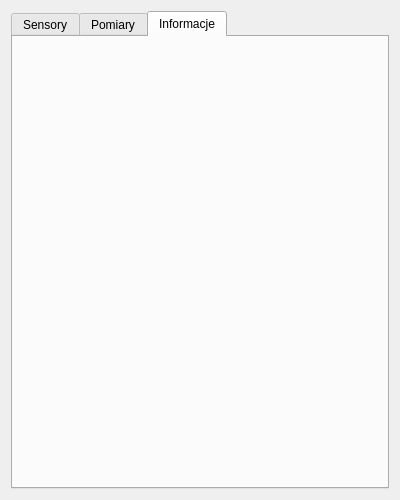
First picture: the form in interface/mainwindow.ui, repository Kuszki/AVR-Sensors, before the edit.
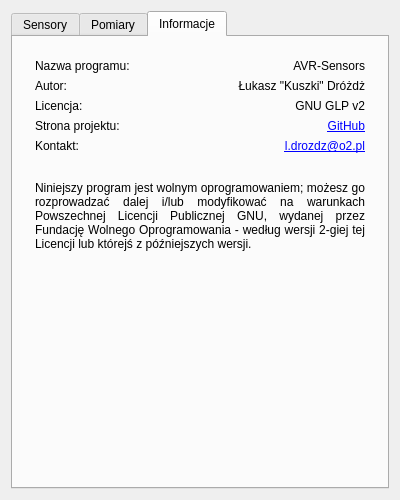
Second picture: the form after the edit. The open tabs and pages were chosen to show the change.

```diff
--- a/interface/mainwindow.ui
+++ b/interface/mainwindow.ui
@@ -22,6 +22,12 @@
     <height>800</height>
    </size>
   </property>
+  <property name="windowTitle">
+   <string>AVR-Sensors</string>
+  </property>
+  <property name="tabShape">
+   <enum>QTabWidget::Rounded</enum>
+  </property>
   <widget class="QWidget" name="centralWidget">
    <layout class="QGridLayout" name="gridLayout">
     <item row="0" column="0">
@@ -212,6 +218,151 @@
        <attribute name="title">
         <string>Informacje</string>
        </attribute>
+       <layout class="QGridLayout" name="gridLayout_4">
+        <item row="0" column="0">
+         <widget class="QWidget" name="widget" native="true">
+          <property name="sizePolicy">
+           <sizepolicy hsizetype="Preferred" vsizetype="Fixed">
+            <horstretch>0</horstretch>
+            <verstretch>0</verstretch>
+           </sizepolicy>
+          </property>
+          <layout class="QFormLayout" name="formLayout_4">
+           <item row="0" column="0">
+            <widget class="QLabel" name="labelProgram">
+             <property name="text">
+              <string>Nazwa programu:</string>
+             </property>
+            </widget>
+           </item>
+           <item row="0" column="1">
+            <widget class="QLabel" name="labelName">
+             <property name="text">
+              <string>AVR-Sensors</string>
+             </property>
+             <property name="alignment">
+              <set>Qt::AlignRight|Qt::AlignTrailing|Qt::AlignVCenter</set>
+             </property>
+             <property name="textInteractionFlags">
+              <set>Qt::LinksAccessibleByMouse|Qt::TextSelectableByMouse</set>
+             </property>
+            </widget>
+           </item>
+           <item row="1" column="0">
+            <widget class="QLabel" name="labelAuthor">
+             <property name="text">
+              <string>Autor:</string>
+             </property>
+            </widget>
+           </item>
+           <item row="1" column="1">
+            <widget class="QLabel" name="labelAuthorName">
+             <property name="text">
+              <string>Łukasz &quot;Kuszki&quot; Dróżdż</string>
+             </property>
+             <property name="alignment">
+              <set>Qt::AlignRight|Qt::AlignTrailing|Qt::AlignVCenter</set>
+             </property>
+             <property name="textInteractionFlags">
+              <set>Qt::LinksAccessibleByMouse|Qt::TextSelectableByMouse</set>
+             </property>
+            </widget>
+           </item>
+           <item row="2" column="0">
+            <widget class="QLabel" name="labelLicense">
+             <property name="text">
+              <string>Licencja:</string>
+             </property>
+            </widget>
+           </item>
+           <item row="2" column="1">
+            <widget class="QLabel" name="labelLicenseType">
+             <property name="text">
+              <string>GNU GLP v2</string>
+             </property>
+             <property name="alignment">
+              <set>Qt::AlignRight|Qt::AlignTrailing|Qt::AlignVCenter</set>
+             </property>
+             <property name="textInteractionFlags">
+              <set>Qt::LinksAccessibleByMouse|Qt::TextSelectableByMouse</set>
+             </property>
+            </widget>
+           </item>
+           <item row="3" column="0">
+            <widget class="QLabel" name="labelSlite">
+             <property name="text">
+              <string>Strona projektu:</string>
+             </property>
+            </widget>
+           </item>
+           <item row="4" column="0">
+            <widget class="QLabel" name="labelContact">
+             <property name="text">
+              <string>Kontakt:</string>
+             </property>
+            </widget>
+           </item>
+           <item row="4" column="1">
+            <widget class="QLabel" name="labelMail">
+             <property name="text">
+              <string>&lt;a href=&quot;mailto:l.drozdz@o2.pl&quot;&gt;l.drozdz@o2.pl&lt;/a&gt;</string>
+             </property>
+             <property name="alignment">
+              <set>Qt::AlignRight|Qt::AlignTrailing|Qt::AlignVCenter</set>
+             </property>
+             <property name="openExternalLinks">
+              <bool>true</bool>
+             </property>
+             <property name="textInteractionFlags">
+              <set>Qt::LinksAccessibleByMouse|Qt::TextSelectableByMouse</set>
+             </property>
+            </widget>
+           </item>
+           <item row="3" column="1">
+            <widget class="QLabel" name="labelGithub">
+             <property name="text">
+              <string>&lt;a href=&quot;https://github.com/Kuszki/AVR-Sensors&quot;&gt;GitHub&lt;/a&gt;</string>
+             </property>
+             <property name="textFormat">
+              <enum>Qt::AutoText</enum>
+             </property>
+             <property name="alignment">
+              <set>Qt::AlignRight|Qt::AlignTrailing|Qt::AlignVCenter</set>
+             </property>
+             <property name="openExternalLinks">
+              <bool>true</bool>
+             </property>
+             <property name="textInteractionFlags">
+              <set>Qt::LinksAccessibleByMouse|Qt::TextSelectableByMouse</set>
+             </property>
+            </widget>
+           </item>
+          </layout>
+         </widget>
+        </item>
+        <item row="1" column="0">
+         <widget class="QWidget" name="layoutLicense" native="true">
+          <layout class="QGridLayout" name="gridLayout_5">
+           <item row="0" column="0">
+            <widget class="QLabel" name="labelLicenseText">
+             <property name="text">
+              <string>Niniejszy program jest wolnym oprogramowaniem; możesz go rozprowadzać dalej i/lub modyfikować na warunkach Powszechnej Licencji Publicznej GNU, wydanej przez Fundację Wolnego Oprogramowania - według wersji 2-giej tej Licencji lub którejś z późniejszych wersji.</string>
+             </property>
+             <property name="scaledContents">
+              <bool>true</bool>
+             </property>
+             <property name="alignment">
+              <set>Qt::AlignJustify|Qt::AlignTop</set>
+             </property>
+             <property name="wordWrap">
+              <bool>true</bool>
+             </property>
+            </widget>
+           </item>
+          </layout>
+         </widget>
+        </item>
+       </layout>
       </widget>
      </widget>
     </item>
```
Left out of the diff: 79 changed lines with no effect on the pictures.
